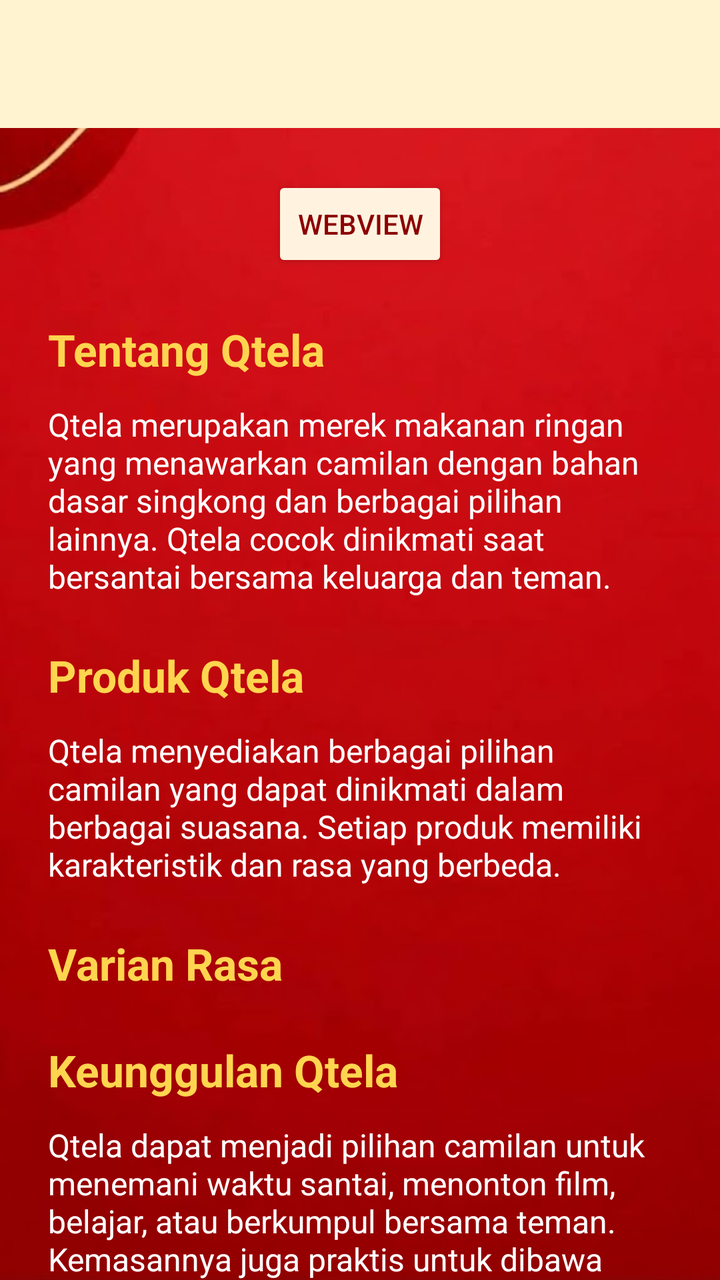
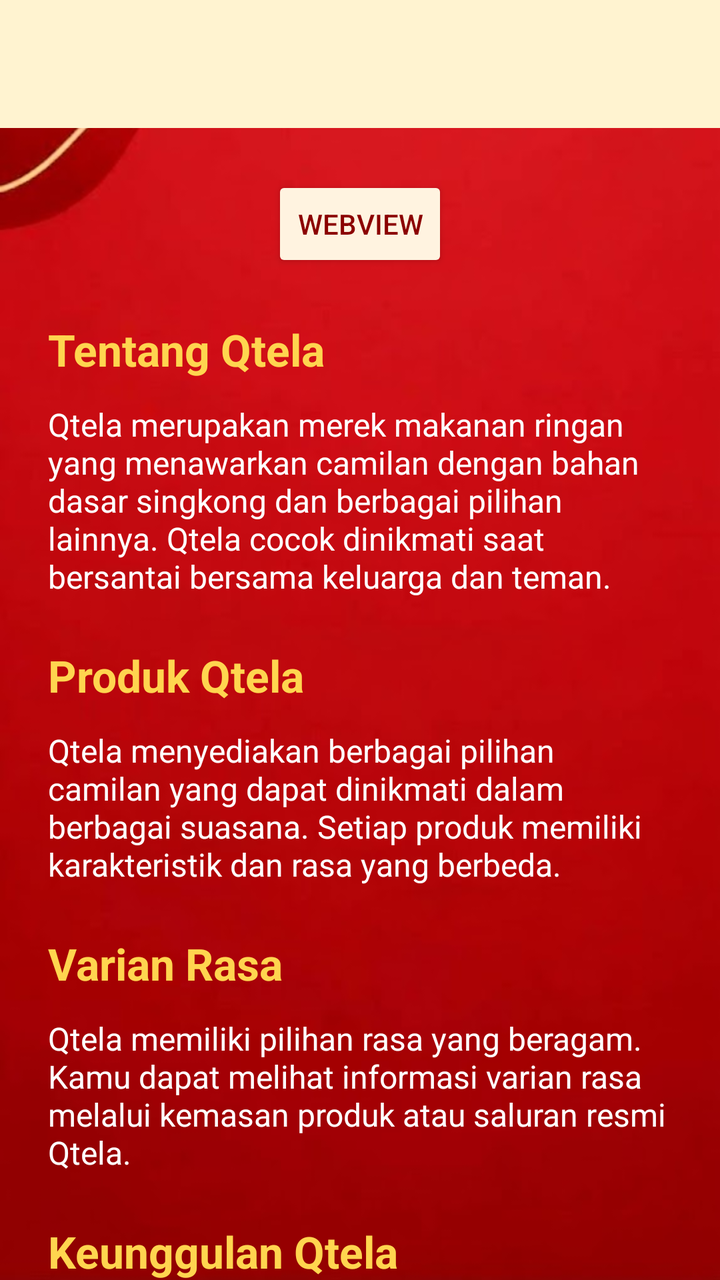

Before-and-after screenshots of an Android layout around one commit, followed by the original layout XML and the change that was made.
<!-- AndroidManifest.xml: application theme Theme.ZWAQtela -->
<!-- res/layout/activity_fifth.xml -->
<?xml version="1.0" encoding="utf-8"?>
<androidx.coordinatorlayout.widget.CoordinatorLayout xmlns:android="http://schemas.android.com/apk/res/android"
    xmlns:app="http://schemas.android.com/apk/res-auto"
    xmlns:tools="http://schemas.android.com/tools"
    android:id="@+id/main"
    android:layout_width="match_parent"
    android:layout_height="match_parent"
    android:background="@drawable/polos"
    tools:context=".FifthActivity">

    <com.google.android.material.appbar.AppBarLayout
        android:id="@+id/appBarLayout"
        android:layout_width="match_parent"
        android:layout_height="wrap_content">
        <androidx.appcompat.widget.Toolbar
            android:id="@+id/toolbar"
            android:layout_width="match_parent"
            android:layout_height="?attr/actionBarSize"
            android:background="#FFF3D0"
            app:layout_constraintEnd_toEndOf="parent"
            app:layout_constraintStart_toStartOf="parent"
            app:layout_constraintTop_toTopOf="parent"
            app:subtitleTextColor="#8B0000"
            app:titleTextColor="#8B0000"
            app:layout_scrollFlags="scroll|enterAlways">


        </androidx.appcompat.widget.Toolbar>
    </com.google.android.material.appbar.AppBarLayout>

    <androidx.core.widget.NestedScrollView
        android:layout_width="match_parent"
        android:layout_height="match_parent"
        app:layout_behavior="@string/appbar_scrolling_view_behavior"
        android:padding="24dp"
        android:clipToPadding="false">

        <LinearLayout
            android:layout_width="match_parent"
            android:layout_height="wrap_content"
            android:orientation="vertical"
            android:gravity="center_horizontal">

            <Button
                android:id="@+id/btnWebView"
                android:layout_width="wrap_content"
                android:layout_height="wrap_content"
                android:text="WebView"
                android:textColor="#8B0000"
                android:backgroundTint="#FFF3E0"
                app:icon="@drawable/ic_linkk"
                app:iconSize="30dp"
                app:iconGravity="textStart"/>


            

            <TextView
                android:layout_width="match_parent"
                android:layout_height="wrap_content"
                android:text="Tentang Qtela"
                android:textColor="#FFD54F"
                android:textSize="22sp"
                android:textStyle="bold"
                android:layout_marginTop="24dp" />

            <TextView
                android:layout_width="match_parent"
                android:layout_height="wrap_content"
                android:text="Qtela merupakan merek makanan ringan yang menawarkan camilan dengan bahan dasar singkong dan berbagai pilihan lainnya. Qtela cocok dinikmati saat bersantai bersama keluarga dan teman."
                android:textColor="#FFFFFF"
                android:textSize="16sp"
                android:layout_marginTop="12dp" />

            <TextView
                android:layout_width="match_parent"
                android:layout_height="wrap_content"
                android:text="Produk Qtela"
                android:textColor="#FFD54F"
                android:textSize="22sp"
                android:textStyle="bold"
                android:layout_marginTop="24dp" />

            <TextView
                android:layout_width="match_parent"
                android:layout_height="wrap_content"
                android:text="Qtela menyediakan berbagai pilihan camilan yang dapat dinikmati dalam berbagai suasana. Setiap produk memiliki karakteristik dan rasa yang berbeda."
                android:textColor="#FFFFFF"
                android:textSize="16sp"
                android:layout_marginTop="12dp" />

            <TextView
                android:layout_width="match_parent"
                android:layout_height="wrap_content"
                android:text="Varian Rasa"
                android:textColor="#FFD54F"
                android:textSize="22sp"
                android:textStyle="bold"
                android:layout_marginTop="24dp" />

            <TextView
                android:layout_width="match_parent"
                android:layout_height="wrap_content"
                android:text="Keunggulan Qtela"
                android:textColor="#FFD54F"
                android:textSize="22sp"
                android:textStyle="bold"
                android:layout_marginTop="24dp" />

            <TextView
                android:layout_width="match_parent"
                android:layout_height="wrap_content"
                android:text="Qtela dapat menjadi pilihan camilan untuk menemani waktu santai, menonton film, belajar, atau berkumpul bersama teman. Kemasannya juga praktis untuk dibawa bepergian."
                android:textColor="#FFFFFF"
                android:textSize="16sp"
                android:layout_marginTop="12dp" />

            <TextView
                android:layout_width="match_parent"
                android:layout_height="wrap_content"
                android:text="Informasi Produk"
                android:textColor="#FFD54F"
                android:textSize="22sp"
                android:textStyle="bold"
                android:layout_marginTop="24dp" />

            <TextView
                android:layout_width="match_parent"
                android:layout_height="wrap_content"
                android:text="Untuk mengetahui informasi lebih lanjut mengenai produk, varian, dan merek Qtela, kamu dapat mengunjungi website resmi Qtela atau situs produsen yang menaunginya."
                android:textColor="#FFFFFF"
                android:textSize="16sp"
                android:layout_marginTop="12dp" />

            <TextView
                android:layout_width="match_parent"
                android:layout_height="wrap_content"
                android:text="Nikmati Qtela"
                android:textColor="#FFD54F"
                android:textSize="22sp"
                android:textStyle="bold"
                android:layout_marginTop="24dp" />

            <TextView
                android:layout_width="match_parent"
                android:layout_height="wrap_content"
                android:text="Temukan camilan Qtela pilihanmu dan nikmati waktu santai dengan camilan favorit. Jangan lupa periksa informasi pada kemasan sebelum membeli."
                android:textColor="#FFFFFF"
                android:textSize="16sp"
                android:layout_marginTop="12dp"
                android:layout_marginBottom="24dp" />
        </LinearLayout>
    </androidx.core.widget.NestedScrollView>
</androidx.coordinatorlayout.widget.CoordinatorLayout>
<!-- resources referenced by this layout -->
<resources>
  <!-- drawable ic_linkk (drawable) -->
  <vector xmlns:android="http://schemas.android.com/apk/res/android" android:height="24dp" android:tint="#090909" android:viewportHeight="960" android:viewportWidth="960" android:width="24dp">
        
      <path android:fillColor="@android:color/white" android:pathData="M680,800L680,680L560,680L560,600L680,600L680,480L760,480L760,600L880,600L880,680L760,680L760,800L680,800ZM440,680L280,680Q197,680 138.5,621.5Q80,563 80,480Q80,397 138.5,338.5Q197,280 280,280L440,280L440,360L280,360Q230,360 195,395Q160,430 160,480Q160,530 195,565Q230,600 280,600L440,600L440,680ZM320,520L320,440L640,440L640,520L320,520ZM880,480L800,480Q800,430 765,395Q730,360 680,360L520,360L520,280L680,280Q763,280 821.5,338.5Q880,397 880,480Z"/>
      
  </vector>
  <!-- drawable polos: jpg bitmap (drawable, 15984 bytes) -->
  <style name="Theme.ZWAQtela" parent="Base.Theme.ZWAQtela" />
  <style name="Base.Theme.ZWAQtela" parent="Theme.Material3.DayNight.NoActionBar">
          
          
      </style>
</resources>

<!-- the commit's change to res/layout/activity_fifth.xml (unified diff, before → after) -->
@@ -55,6 +55,8 @@
 
             
 
+            
+
             <TextView
                 android:layout_width="match_parent"
                 android:layout_height="wrap_content"
@@ -97,6 +99,14 @@
                 android:textSize="22sp"
                 android:textStyle="bold"
                 android:layout_marginTop="24dp" />
+
+            <TextView
+                android:layout_width="match_parent"
+                android:layout_height="wrap_content"
+                android:text="Qtela memiliki pilihan rasa yang beragam. Kamu dapat melihat informasi varian rasa melalui kemasan produk atau saluran resmi Qtela."
+                android:textColor="#FFFFFF"
+                android:textSize="16sp"
+                android:layout_marginTop="12dp" />
 
             <TextView
                 android:layout_width="match_parent"
